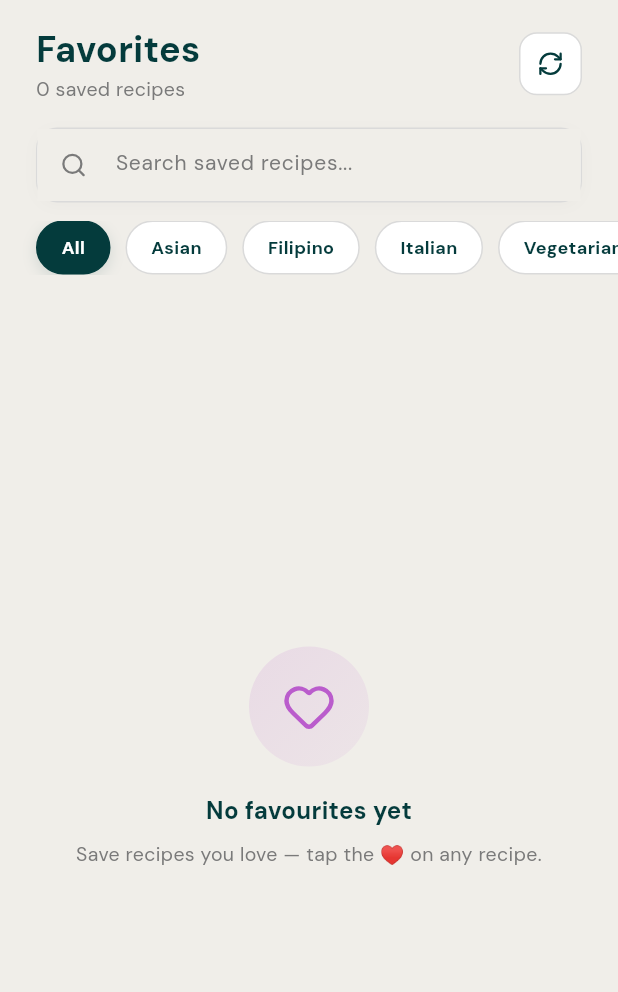
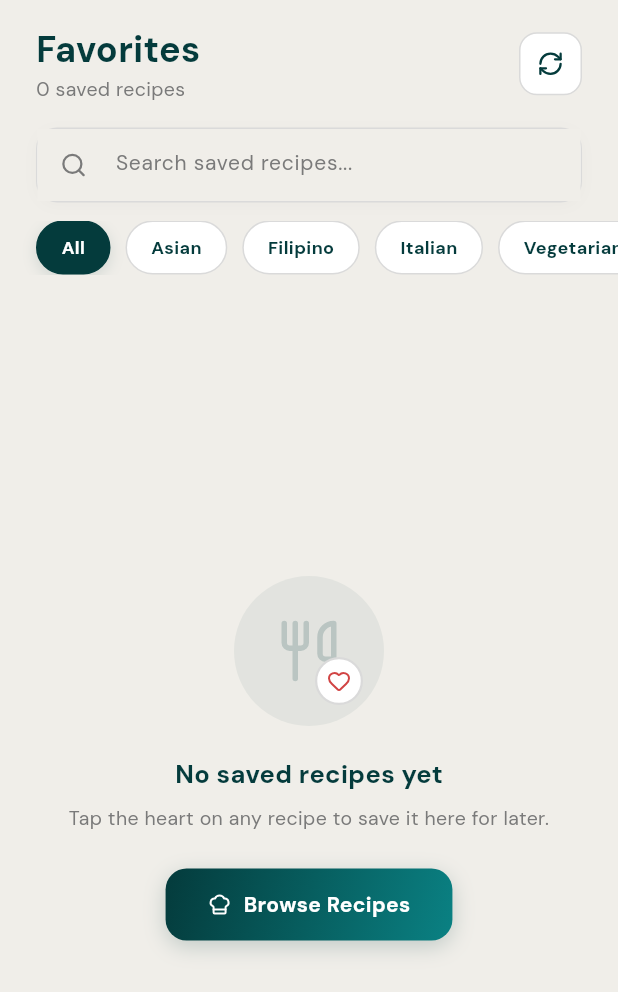
Before and after one commit to chishiyaj/plately, a Flutter app: the FavoritesScreen screen opened directly, on a phone screen of 412 x 824 dp. Shown: the top 992 px of the screen. Run offline on Flutter 3.47's test engine with Material 3 defaults, Android fonts, the phone set to English and light mode, and no system bars; drawn by our look-alikes of flutter_animate; our stand-ins replace cached_network_image, camera, firebase_auth, firebase_core, flutter_local_notifications, flutter_markdown and 11 more; accounts and stored records are empty; network calls fail.

Commit message:
fix: Google Sign-In serverClientId, AI model with fallback chain, camera init gate, favorites empty state redesign

```diff
--- a/frontend/lib/screens/favorites_screen.dart
+++ b/frontend/lib/screens/favorites_screen.dart
@@ -6,6 +6,7 @@ import '../models/recipe.dart';
 import '../widgets/recipe_card.dart';
 import '../widgets/tap_scale.dart';
 import '../services/api_service.dart';
+import '../main_shell.dart';
 import 'recipe_detail_screen.dart';
 
 class FavoritesScreen extends StatefulWidget {
@@ -198,31 +199,78 @@ class _FavoritesScreenState extends State<FavoritesScreen> {
 
     if (_favorites.isEmpty) {
       return Center(
+        child: Padding(
+          padding: const EdgeInsets.symmetric(horizontal: 32),
           child: Column(
             mainAxisAlignment: MainAxisAlignment.center,
             children: [
+              // Illustrated icon stack — plate + heart
+              SizedBox(
+                width: 100, height: 100,
+                child: Stack(alignment: Alignment.center, children: [
                   Container(
-              width: 80, height: 80,
-              decoration: const BoxDecoration(gradient: LinearGradient(
-                colors: [Color(0x22BA5CCC), Color(0x11BA5CCC)],
-                begin: Alignment.topLeft, end: Alignment.bottomRight,
-              ), shape: BoxShape.circle),
-              child: const Icon(LucideIcons.heart, size: 36, color: AppTheme.purple),
+                    width: 100, height: 100,
+                    decoration: BoxDecoration(
+                      color: AppTheme.primaryDark.withValues(alpha: 0.06),
+                      shape: BoxShape.circle,
                     ),
-            const SizedBox(height: 18),
-            Text('No favourites yet',
-                style: TextStyle(color: AppTheme.textPrimary(context), fontSize: 16,
-                    fontFamily: 'DM Sans', fontWeight: FontWeight.w700)),
+                  ),
+                  Icon(LucideIcons.utensils, size: 44,
+                      color: AppTheme.primaryDark.withValues(alpha: 0.18)),
+                  Positioned(
+                    bottom: 14, right: 14,
+                    child: Container(
+                      width: 32, height: 32,
+                      decoration: BoxDecoration(
+                        color: AppTheme.cardBg(context),
+                        shape: BoxShape.circle,
+                        border: Border.all(color: AppTheme.border(context), width: 1.5),
+                      ),
+                      child: const Icon(LucideIcons.heart, size: 16, color: AppTheme.red),
+                    ),
+                  ),
+                ]),
+              ),
+              const SizedBox(height: 20),
+              Text('No saved recipes yet',
+                  style: TextStyle(
+                    color: AppTheme.textPrimary(context), fontSize: 17,
+                    fontFamily: 'DM Sans', fontWeight: FontWeight.w700,
+                  )),
               const SizedBox(height: 8),
-            Padding(
-              padding: const EdgeInsets.symmetric(horizontal: 40),
-              child: Text('Save recipes you love — tap the ♥ on any recipe.',
+              Text(
+                'Tap the heart on any recipe to save it here for later.',
                 textAlign: TextAlign.center,
-                  style: TextStyle(color: AppTheme.textMuted(context), fontSize: 13,
-                      fontFamily: 'DM Sans', height: 1.5)),
+                style: TextStyle(
+                  color: AppTheme.textMuted(context), fontSize: 13,
+                  fontFamily: 'DM Sans', height: 1.5,
+                ),
+              ),
+              const SizedBox(height: 24),
+              TapScale(
+                onTap: () => MainShell.switchTab(0),
+                child: Container(
+                  padding: const EdgeInsets.symmetric(horizontal: 28, vertical: 14),
+                  decoration: BoxDecoration(
+                    gradient: AppTheme.tealGradient,
+                    borderRadius: BorderRadius.circular(14),
+                    boxShadow: const [
+                      BoxShadow(color: Color(0x33043B3C), blurRadius: 12, offset: Offset(0, 4)),
+                    ],
+                  ),
+                  child: const Row(mainAxisSize: MainAxisSize.min, children: [
+                    Icon(LucideIcons.chefHat, color: Colors.white, size: 16),
+                    SizedBox(width: 8),
+                    Text('Browse Recipes', style: TextStyle(
+                      color: Colors.white, fontSize: 14,
+                      fontFamily: 'DM Sans', fontWeight: FontWeight.w700,
+                    )),
+                  ]),
+                ),
               ),
             ],
-        ).animate().fadeIn(duration: 300.ms),
+          ).animate().fadeIn(duration: 400.ms).slideY(begin: 0.06),
+        ),
       );
     }
 
```
Also changed, not shown: frontend/lib/screens/ingredient_entry_screen.dart (+10 -4 lines), frontend/lib/services/auth_service.dart (+23 -33 lines), 2 other files. Lines whose indentation alone changed are shown as unchanged.
